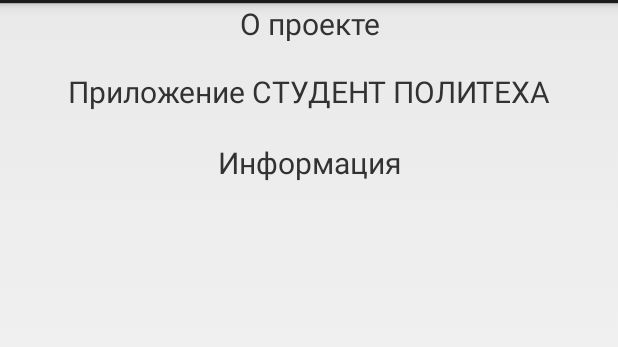
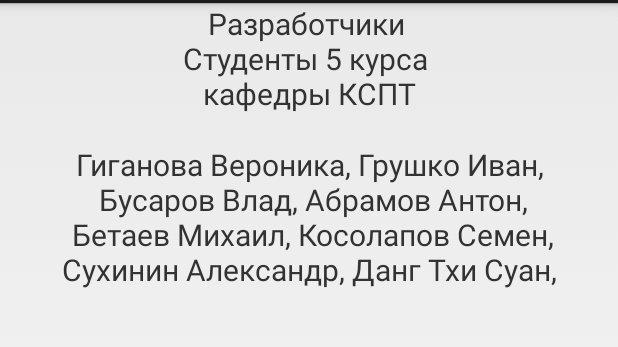
Before and after one commit to studentftk/kspt, an Android app: the fragment FragmentAbout shown on its own in the app's theme, on a phone screen of 412 x 824 dp, the part 69-416 px from its top. Run offline under Robolectric (Android 15) with nearby library versions, the light colour scheme and no system bars.

Commit message:
Fix About

```diff
--- a/Android/StudentFTK/app/src/main/java/com/example/izual/studentftk/Profile.java
+++ b/Android/StudentFTK/app/src/main/java/com/example/izual/studentftk/Profile.java
@@ -165,11 +165,11 @@ public class Profile extends Activity
                 ft.commit();
                 break;
             case 6:
-                fragmentPlacePage = new FragmentPlacePage();
+                fragmentAbout = new FragmentAbout();
                 args = new Bundle();
                 args.putInt("2", 2);
-                fragmentPlacePage.setArguments(args);
-                ft.replace(R.id.container, fragmentPlacePage, "fragmentAbout");
+                fragmentAbout.setArguments(args);
+                ft.replace(R.id.container, fragmentAbout, "fragmentAbout");
                 //ft.addToBackStack(null);
                 ft.setCustomAnimations(android.R.animator.fade_in, android.R.animator.fade_out);
                 ft.commit();
--- a/Android/StudentFTK/app/src/main/res/layout/fragment_about.xml
+++ b/Android/StudentFTK/app/src/main/res/layout/fragment_about.xml
@@ -5,23 +5,25 @@
     android:layout_height="match_parent">
     <TextView
         android:layout_width="match_parent"
-        android:layout_height="25dp"
+        android:layout_height="wrap_content"
         android:gravity="center_horizontal|center_vertical"
         android:textSize="20dp"
-        android:text="О проекте"/>
+        android:text="Разработчики \nСтуденты 5 курса \nкафедры КСПТ"/>
     <TextView
         android:layout_width="match_parent"
         android:layout_height="wrap_content"
-        android:text="Приложение СТУДЕНТ ПОЛИТЕХА"
+        android:text="Гиганова Вероника,
+Грушко Иван,\n
+Бусаров Влад,
+Абрамов Антон,\n
+Бетаев Михаил,
+Косолапов Семен,\n
+Сухинин Александр,
+Данг Тхи Суан,
+"
         android:textSize="20dp"
         android:layout_marginTop="20dp"
         android:gravity="center_horizontal"/>
-    <TextView
-        android:layout_width="match_parent"
-        android:layout_height="wrap_content"
-        android:text="Информация"
-        android:textSize="20dp"
-        android:gravity="center_horizontal"
-        android:layout_marginTop="20dp"/>
+
 
 </LinearLayout>
```
Also changed, not shown: Android/StudentFTK/app/src/main/java/com/example/izual/studentftk/FragmentMaps.java (+4 -8 lines).
